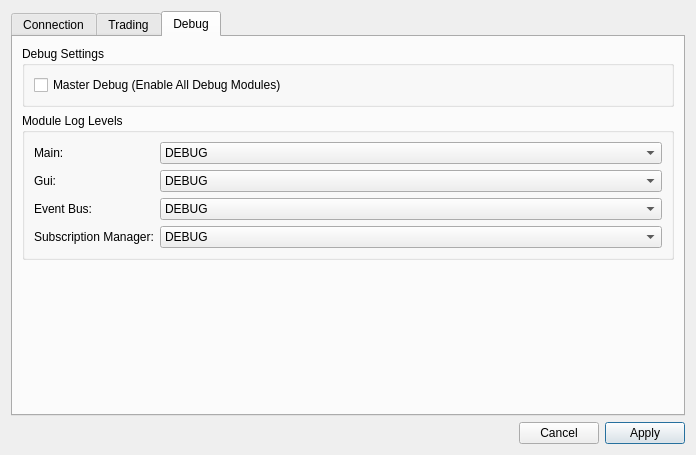
Qt form ui/settings.ui (DavidCdev/IBKR-trading-application) before a commit.
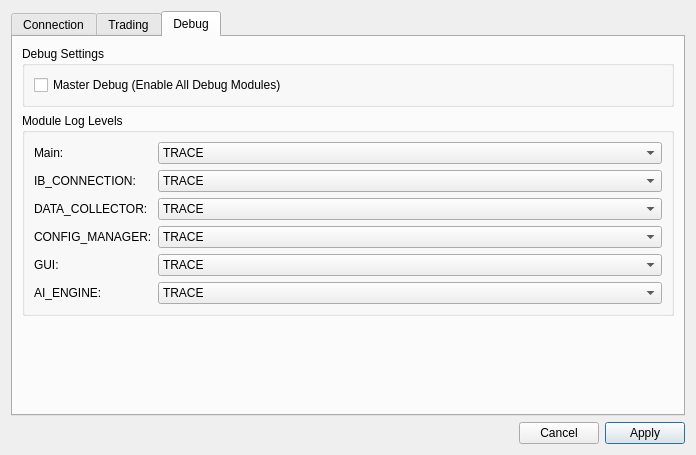
The same form after that commit. The open tabs and pages were chosen to show the change. Icons and pictures are not drawn.

Commit message: update: setting's logging level

What changed in the file:
```diff
--- a/ui/settings.ui
+++ b/ui/settings.ui
@@ -411,6 +411,11 @@
           </item>
           <item row="0" column="1">
            <widget class="QComboBox" name="mainLogLevelCombo">
+            <item>
+             <property name="text">
+              <string>TRACE</string>
+             </property>
+            </item>
             <item>
              <property name="text">
               <string>DEBUG</string>
@@ -439,14 +444,19 @@
            </widget>
           </item>
           <item row="1" column="0">
-           <widget class="QLabel" name="guiLabel">
+           <widget class="QLabel" name="ibConnectionLabel">
             <property name="text">
-             <string>Gui:</string>
+             <string>IB_CONNECTION:</string>
             </property>
            </widget>
           </item>
           <item row="1" column="1">
-           <widget class="QComboBox" name="guiLogLevelCombo">
+           <widget class="QComboBox" name="ibConnectionLogLevelCombo">
+            <item>
+             <property name="text">
+              <string>TRACE</string>
+             </property>
+            </item>
             <item>
              <property name="text">
               <string>DEBUG</string>
@@ -477,12 +487,17 @@
           <item row="2" column="0">
            <widget class="QLabel" name="eventBusLabel">
             <property name="text">
-             <string>Event Bus:</string>
+             <string>DATA_COLLECTOR:</string>
             </property>
            </widget>
           </item>
           <item row="2" column="1">
-           <widget class="QComboBox" name="eventBusLogLevelCombo">
+           <widget class="QComboBox" name="dataCollectorLogLevelCombo">
+            <item>
+             <property name="text">
+              <string>TRACE</string>
+             </property>
+            </item>
             <item>
              <property name="text">
               <string>DEBUG</string>
@@ -513,12 +528,17 @@
           <item row="3" column="0">
            <widget class="QLabel" name="subscriptionManagerLabel">
             <property name="text">
-             <string>Subscription Manager:</string>
+             <string>CONFIG_MANAGER:</string>
             </property>
            </widget>
           </item>
           <item row="3" column="1">
-           <widget class="QComboBox" name="subscriptionManagerLogLevelCombo">
+           <widget class="QComboBox" name="configManagerLogLevelCombo">
+            <item>
+             <property name="text">
+              <string>TRACE</string>
+             </property>
+            </item>
             <item>
              <property name="text">
               <string>DEBUG</string>
@@ -541,7 +561,89 @@
             </item>
             <item>
              <property name="text">
-              <string>CRITICAL</string>
+              <string>FATAL</string>
+             </property>
+            </item>
+           </widget>
+          </item>
+          <item row="4" column="0">
+           <widget class="QLabel" name="guiLabel">
+            <property name="text">
+             <string>GUI:</string>
+            </property>
+           </widget>
+          </item>
+          <item row="4" column="1">
+           <widget class="QComboBox" name="guiLogLevelCombo">
+            <item>
+             <property name="text">
+              <string>TRACE</string>
+             </property>
+            </item>
+            <item>
+             <property name="text">
+              <string>DEBUG</string>
+             </property>
+            </item>
+            <item>
+             <property name="text">
+              <string>INFO</string>
+             </property>
+            </item>
+            <item>
+             <property name="text">
+              <string>WARN</string>
+             </property>
+            </item>
+            <item>
+             <property name="text">
+              <string>ERROR</string>
+             </property>
+            </item>
+            <item>
+             <property name="text">
+              <string>FATAL</string>
+             </property>
+            </item>
+           </widget>
+          </item>
+          <item row="5" column="0">
+           <widget class="QLabel" name="aiEngineLabel">
+            <property name="text">
+             <string>AI_ENGINE:</string>
+            </property>
+           </widget>
+          </item>
+          <item row="5" column="1">
+           <widget class="QComboBox" name="aiEngineLogLevelCombo">
+            <item>
+             <property name="text">
+              <string>TRACE</string>
+             </property>
+            </item>
+            <item>
+             <property name="text">
+              <string>DEBUG</string>
+             </property>
+            </item>
+            <item>
+             <property name="text">
+              <string>INFO</string>
+             </property>
+            </item>
+            <item>
+             <property name="text">
+              <string>WARN</string>
+             </property>
+            </item>
+            <item>
+             <property name="text">
+              <string>ERROR</string>
+             </property>
+            </item>
+            <item>
+             <property name="text">
+              <string>FATAL</string>
              </property>
             </item>
            </widget>
```
Left out of the diff: 20 changed lines with no effect on the pictures. The commit also changes 1 other file.
